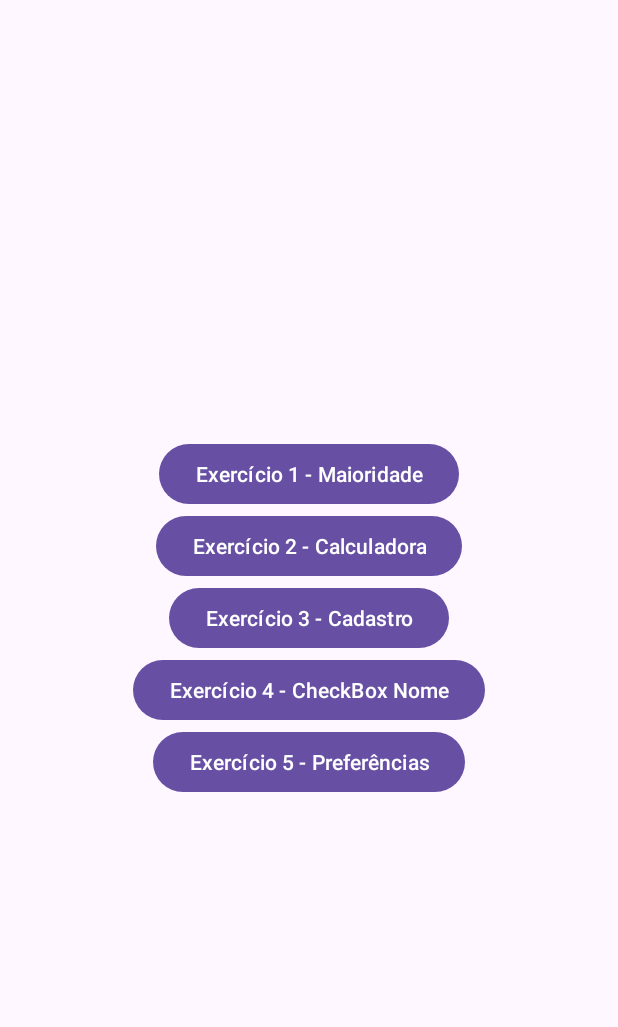
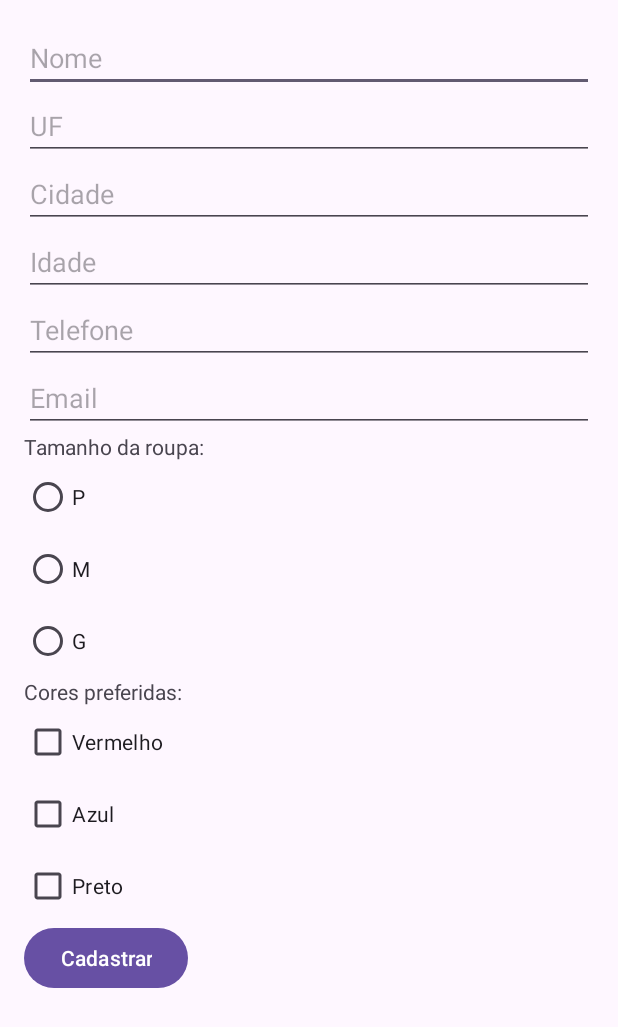
Before and after one commit to karinyprado/AC1-DesenvolvimentoWeb, an Android app: the screen it shows after launch (MainActivity before the commit, Ex3CadastroActivity after it), after a tap on "Exercício 3 - Cadastro", on a phone screen of 412 x 824 dp. Shown: the top 1027 px of the screen. Run offline under Robolectric (Android 15) with nearby library versions, the phone set to English and light mode, and no system bars.

Commit message:
Final Commit

```diff
--- a/app/src/main/java/com/example/myapplication/Ex1MaioridadeActivity.java
+++ b/app/src/main/java/com/example/myapplication/Ex1MaioridadeActivity.java
@@ -1,4 +1,4 @@
-package com.example.maioridadeapp;
+package com.example.myapplication;
 
 import android.os.Bundle;
 import android.view.View;
@@ -6,6 +6,7 @@ import android.widget.Button;
 import android.widget.EditText;
 import android.widget.TextView;
 import androidx.appcompat.app.AppCompatActivity;
+import com.example.myapplication.R;
 
 public class Ex1MaioridadeActivity extends AppCompatActivity {
     private EditText edtNome, edtIdade;
--- a/app/src/main/java/com/example/myapplication/Ex3CadastroActivity.java
+++ b/app/src/main/java/com/example/myapplication/Ex3CadastroActivity.java
@@ -1,4 +1,4 @@
-package com.example.checkboxnomeapp;
+package com.example.myapplication;
 
 import android.os.Bundle;
 import android.view.View;
@@ -6,36 +6,58 @@ import android.widget.Button;
 import android.widget.CheckBox;
 import android.widget.EditText;
 import android.widget.LinearLayout;
+import android.widget.RadioButton;
+import android.widget.RadioGroup;
+import android.widget.Toast;
+
 import androidx.appcompat.app.AppCompatActivity;
-
-import com.example.myapplication.MainActivity;
+import com.example.myapplication.R;
 
 public class Ex3CadastroActivity extends AppCompatActivity {
-    private EditText edtNome;
-    private Button btnGerar;
-    private LinearLayout layoutCheckBoxes;
+    private EditText edtNome, edtIdade, edtUF, edtCidade, edtTelefone, edtEmail;
+    private RadioGroup rgTamanho;
+    private CheckBox chkAzul, chkVermelho, chkVerde, chkPreto;
+    private Button btnCadastrar;
 
     @Override
     protected void onCreate(Bundle savedInstanceState) {
         super.onCreate(savedInstanceState);
-        setContentView(R.layout.activity_main);
+        setContentView(R.layout.activity_ex3_cadastro);
 
-        edtNome = findViewById(R.id.edtNome);
-        btnGerar = findViewById(R.id.btnGerar);
-        layoutCheckBoxes = findViewById(R.id.layoutCheckBoxes);
+        edtNome = findViewById(R.id.etNome);
+        edtIdade = findViewById(R.id.etIdade);
+        edtUF = findViewById(R.id.edtUF);
+        edtCidade = findViewById(R.id.edtCidade);
+        edtTelefone = findViewById(R.id.etTelefone);
+        edtEmail = findViewById(R.id.edtEmail);
+        rgTamanho = findViewById(R.id.rgTamanho);
+        chkAzul = findViewById(R.id.chkAzul);
+        chkVermelho = findViewById(R.id.chkVermelho);
+        chkPreto = findViewById(R.id.chkPreto);
+        btnCadastrar = findViewById(R.id.btnCadastrar);
 
-        btnGerar.setOnClickListener(new View.OnClickListener() {
-            @Override
-            public void onClick(View v) {
-                layoutCheckBoxes.removeAllViews();
-                String nome = edtNome.getText().toString();
+        btnCadastrar.setOnClickListener(view -> {
+            String nome = edtNome.getText().toString();
+            int idade = Integer.parseInt(edtIdade.getText().toString());
+            String uf = edtUF.getText().toString();
+            String cidade = edtCidade.getText().toString();
+            String telefone = edtTelefone.getText().toString();
+            String email = edtEmail.getText().toString();
 
-                for (char letra : nome.toCharArray()) {
-                    CheckBox checkBox = new CheckBox(MainActivity.this);
-                    checkBox.setText(String.valueOf(letra));
-                    layoutCheckBoxes.addView(checkBox);
-                }
-            }
+            int selectedId = rgTamanho.getCheckedRadioButtonId();
+            RadioButton rbSelecionado = findViewById(selectedId);
+            String tamanho = rbSelecionado != null ? rbSelecionado.getText().toString() : "";
+
+            String cores = "";
+            if (chkAzul.isChecked()) cores += "Azul ";
+            if (chkVermelho.isChecked()) cores += "Vermelho ";
+            if (chkVerde.isChecked()) cores += "Verde ";
+            if (chkPreto.isChecked()) cores += "Preto ";
+
+            String resultado = "Cadastro:\nNome: " + nome + "\nIdade: " + idade + "\nUF: " + uf + "\nCidade: " + cidade +
+                    "\nTelefone: " + telefone + "\nEmail: " + email + "\nTamanho: " + tamanho + "\nCores Preferidas: " + cores;
+
+            Toast.makeText(Ex3CadastroActivity.this, resultado, Toast.LENGTH_LONG).show();
         });
     }
 }
--- a/app/src/main/java/com/example/myapplication/MainActivity.java
+++ b/app/src/main/java/com/example/myapplication/MainActivity.java
@@ -2,7 +2,6 @@ package com.example.myapplication;
 
 import android.content.Intent;
 import android.os.Bundle;
-import android.view.View;
 import android.widget.Button;
 import androidx.appcompat.app.AppCompatActivity;
 
@@ -11,7 +10,7 @@ public class MainActivity extends AppCompatActivity {
     @Override
     protected void onCreate(Bundle savedInstanceState) {
         super.onCreate(savedInstanceState);
-        setContentView(R.layout.activity_main);
+        setContentView(R.layout.activity_ex6_app_compat);
 
         Button btnEx1 = findViewById(R.id.btnEx1);
         Button btnEx2 = findViewById(R.id.btnEx2);
@@ -19,11 +18,10 @@ public class MainActivity extends AppCompatActivity {
         Button btnEx4 = findViewById(R.id.btnEx4);
         Button btnEx5 = findViewById(R.id.btnEx5);
 
-        btnEx1.setOnClickListener(v -> startActivity(new Intent(this, com.example.maioridadeapp.Ex1MaioridadeActivity.class)));
-        btnEx2.setOnClickListener(v -> startActivity(new Intent(this, com.example.calculadoraapp.Ex2CalculadoraActivity.class)));
-        btnEx3.setOnClickListener(v -> startActivity(new Intent(this, com.example.checkboxnomeapp.Ex3CadastroActivity.class)));
-        btnEx4.setOnClickListener(v -> startActivity(new Intent(this, com.example.checkboxnomeapp.Ex4CheckboxNomeActivity.class)));
-        btnEx5.setOnClickListener(v -> startActivity(new Intent(this, com.example.preferenciasapp.Ex5PreferenciasActivity.class)));
-        btnEx5.setOnClickListener(v -> startActivity(new Intent(this, com.example.menuapp.Ex6AppCompactActivity.class)));
+        btnEx1.setOnClickListener(v -> startActivity(new Intent(this, Ex1MaioridadeActivity.class)));
+        btnEx2.setOnClickListener(v -> startActivity(new Intent(this, Ex2CalculadoraActivity.class)));
+        btnEx3.setOnClickListener(v -> startActivity(new Intent(this, Ex3CadastroActivity.class)));
+        btnEx4.setOnClickListener(v -> startActivity(new Intent(this, Ex4CheckboxNomeActivity.class)));
+        btnEx5.setOnClickListener(v -> startActivity(new Intent(this, Ex5PreferenciasActivity.class)));
     }
 }
--- a/app/src/main/res/layout/activity_ex3_cadastro.xml
+++ b/app/src/main/res/layout/activity_ex3_cadastro.xml
@@ -17,6 +17,18 @@
             android:hint="Nome" />
 
         <EditText
+            android:id="@+id/edtUF"
+            android:layout_width="match_parent"
+            android:layout_height="wrap_content"
+            android:hint="UF" />
+
+        <EditText
+            android:id="@+id/edtCidade"
+            android:layout_width="match_parent"
+            android:layout_height="wrap_content"
+            android:hint="Cidade" />
+
+        <EditText
             android:id="@+id/etIdade"
             android:layout_width="match_parent"
             android:layout_height="wrap_content"
@@ -30,6 +42,12 @@
             android:inputType="phone"
             android:hint="Telefone" />
 
+        <EditText
+            android:id="@+id/edtEmail"
+            android:layout_width="match_parent"
+            android:layout_height="wrap_content"
+            android:hint="Email" />
+
         <TextView
             android:text="Tamanho da roupa:"
             android:layout_width="wrap_content"
@@ -42,14 +60,20 @@
 
             <RadioButton
                 android:id="@+id/rbP"
+                android:layout_width="wrap_content"
+                android:layout_height="wrap_content"
                 android:text="P" />
 
             <RadioButton
                 android:id="@+id/rbM"
+                android:layout_width="wrap_content"
+                android:layout_height="wrap_content"
                 android:text="M" />
 
             <RadioButton
                 android:id="@+id/rbG"
+                android:layout_width="wrap_content"
+                android:layout_height="wrap_content"
                 android:text="G" />
         </RadioGroup>
 
@@ -59,15 +83,21 @@
             android:layout_height="wrap_content"/>
 
         <CheckBox
-            android:id="@+id/cbVermelho"
+            android:id="@+id/chkVermelho"
+            android:layout_width="wrap_content"
+            android:layout_height="wrap_content"
             android:text="Vermelho" />
 
         <CheckBox
-            android:id="@+id/cbAzul"
+            android:id="@+id/chkAzul"
+            android:layout_width="wrap_content"
+            android:layout_height="wrap_content"
             android:text="Azul" />
 
         <CheckBox
-            android:id="@+id/cbPreto"
+            android:id="@+id/chkPreto"
+            android:layout_width="wrap_content"
+            android:layout_height="wrap_content"
             android:text="Preto" />
 
         <Button
--- a/app/src/main/res/layout/activity_main.xml
+++ b/app/src/main/res/layout/activity_main.xml
@@ -1,4 +1,5 @@
 <?xml version="1.0" encoding="utf-8"?>
+
 <LinearLayout
     xmlns:android="http://schemas.android.com/apk/res/android"
     android:layout_width="match_parent"
@@ -7,34 +8,30 @@
     android:gravity="center"
     android:padding="16dp">
 
+    <EditText
+        android:id="@+id/edtNome"
+        android:layout_width="match_parent"
+        android:layout_height="wrap_content"
+        android:autofillHints=""
+        android:hint="Digite seu nome" />
+
+    <EditText
+        android:id="@+id/edtIdade"
+        android:layout_width="match_parent"
+        android:layout_height="wrap_content"
+        android:inputType="number"
+        android:hint="Digite sua idade" />
+
     <Button
-        android:id="@+id/btnEx1"
+        android:id="@+id/btnVerificar"
         android:layout_width="wrap_content"
         android:layout_height="wrap_content"
-        android:text="Exercício 1 - Maioridade" />
+        android:text="Verificar" />
 
-    <Button
-        android:id="@+id/btnEx2"
+    <TextView
+        android:id="@+id/txtResultado"
         android:layout_width="wrap_content"
         android:layout_height="wrap_content"
-        android:text="Exercício 2 - Calculadora" />
-
-    <Button
-        android:id="@+id/btnEx3"
-        android:layout_width="wrap_content"
-        android:layout_height="wrap_content"
-        android:text="Exercício 3 - Cadastro" />
-
-    <Button
-        android:id="@+id/btnEx4"
-        android:layout_width="wrap_content"
-        android:layout_height="wrap_content"
-        android:text="Exercício 4 - CheckBox Nome" />
-
-    <Button
-        android:id="@+id/btnEx5"
-        android:layout_width="wrap_content"
-        android:layout_height="wrap_content"
-        android:text="Exercício 5 - Preferências" />
+        android:text="Resultado aparecerá aqui" />
 
 </LinearLayout>
```
Also changed, not shown: app/src/main/java/com/example/myapplication/Ex2CalculadoraActivity.java (+11 -9 lines), app/src/main/java/com/example/myapplication/Ex4CheckboxNomeActivity.java (+6 -5 lines), app/src/main/java/com/example/myapplication/Ex5PreferenciasActivity.java (+4 -3 lines), app/src/main/java/com/example/myapplication/Ex6AppCompatActivity.java (+16 -9 lines), app/src/main/res/layout/activity_ex5_preferencias.xml (+9 -8 lines).
